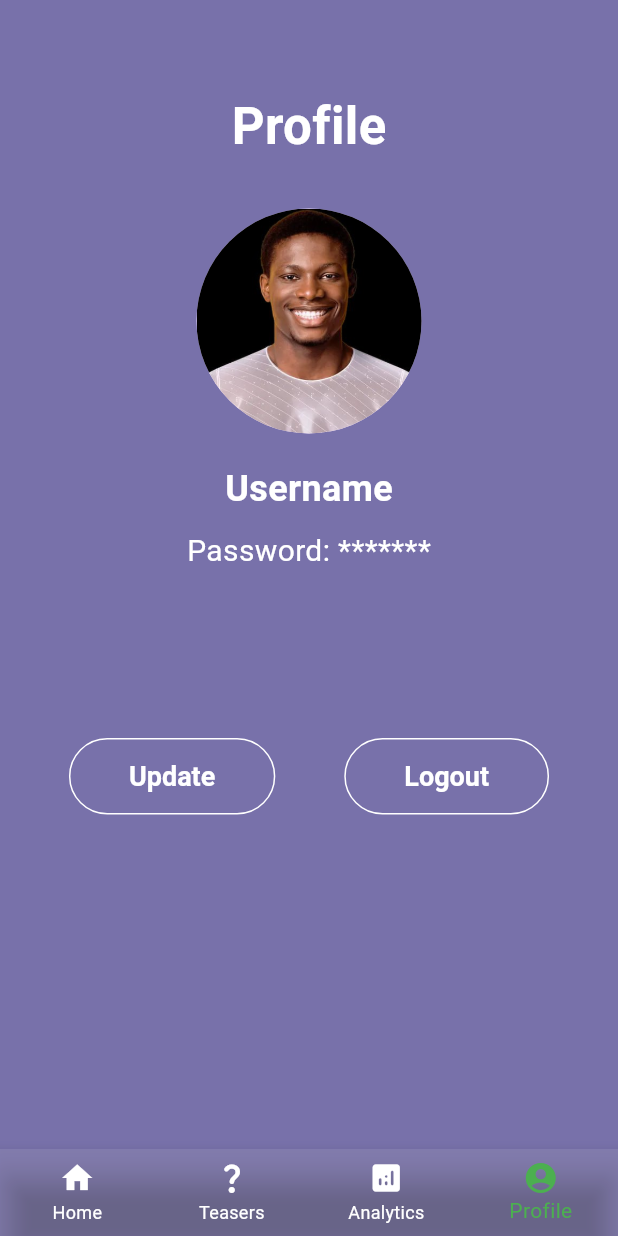
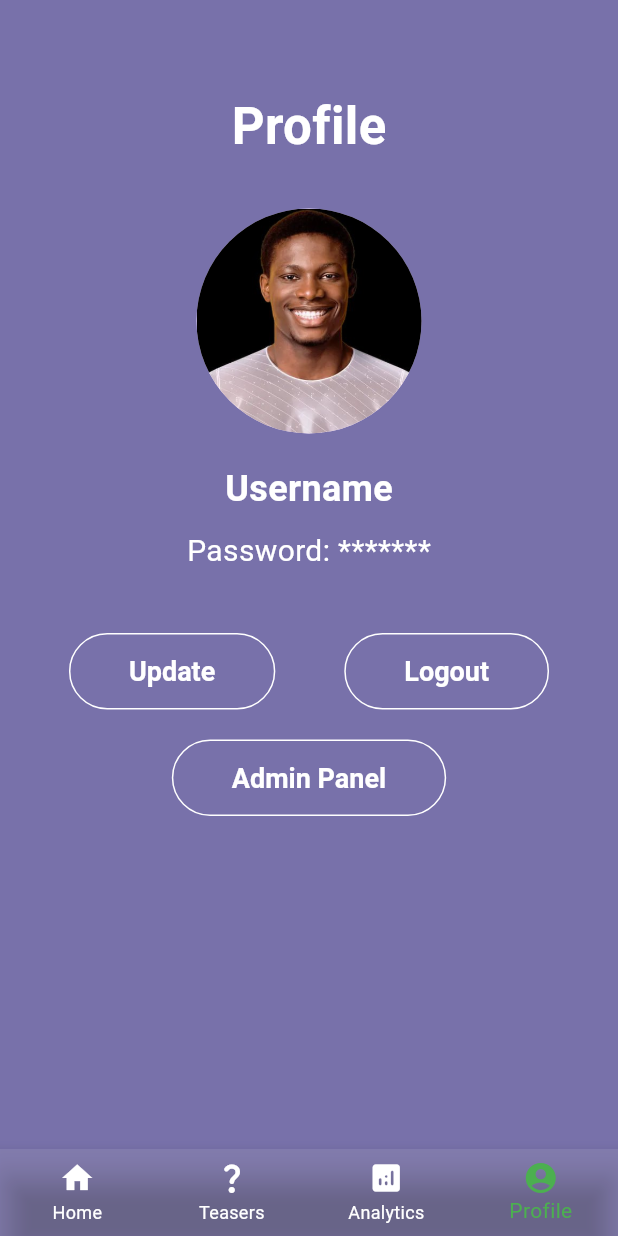
Before and after one commit to abel-begashaw/flutter-2024-proj, a Flutter app: the ProfilePage screen opened by its route, on a phone screen of 412 x 824 dp. Run offline on Flutter 3.47's test engine with Material 3 defaults, Android fonts, the phone set to English and light mode, and no system bars.

Commit message:
added the navigation for the admin page

```diff
--- a/mind_twist/lib/presentation/screens/profile.dart
+++ b/mind_twist/lib/presentation/screens/profile.dart
@@ -75,12 +75,11 @@ class _ProfilePageState extends State<ProfilePage> {
                   'Password: *******',
                   style: TextStyle(fontSize: 20, color: Colors.white),
                 ),
-                SizedBox(height: 40),
               ],
             ),
           ),
           const SizedBox(
-            height: 70,
+            height: 40,
           ),
           Row(
             mainAxisAlignment: MainAxisAlignment.spaceEvenly,
@@ -140,7 +139,33 @@ class _ProfilePageState extends State<ProfilePage> {
                 ),
               ),
             ],
-          )
+          ),
+          const SizedBox(
+            height: 20,
+          ),
+          ElevatedButton(
+            onPressed: () {
+              Navigator.pushNamed(context, '/admin');
+            },
+            style: ElevatedButton.styleFrom(
+              backgroundColor: Colors.transparent,
+              shadowColor: Colors.transparent.withOpacity(0.0),
+              padding: const EdgeInsets.symmetric(horizontal: 40, vertical: 15),
+              textStyle: const TextStyle(
+                fontSize: 18,
+                fontWeight: FontWeight.bold,
+                color: Colors.white,
+              ),
+              shape: RoundedRectangleBorder(
+                side: const BorderSide(color: Colors.white),
+                borderRadius: BorderRadius.circular(30),
+              ),
+            ),
+            child: const Text(
+              'Admin Panel',
+              style: TextStyle(color: Colors.white),
+            ),
+          ),
         ],
       ),
       bottomNavigationBar: BottomNavigationBar(
```
